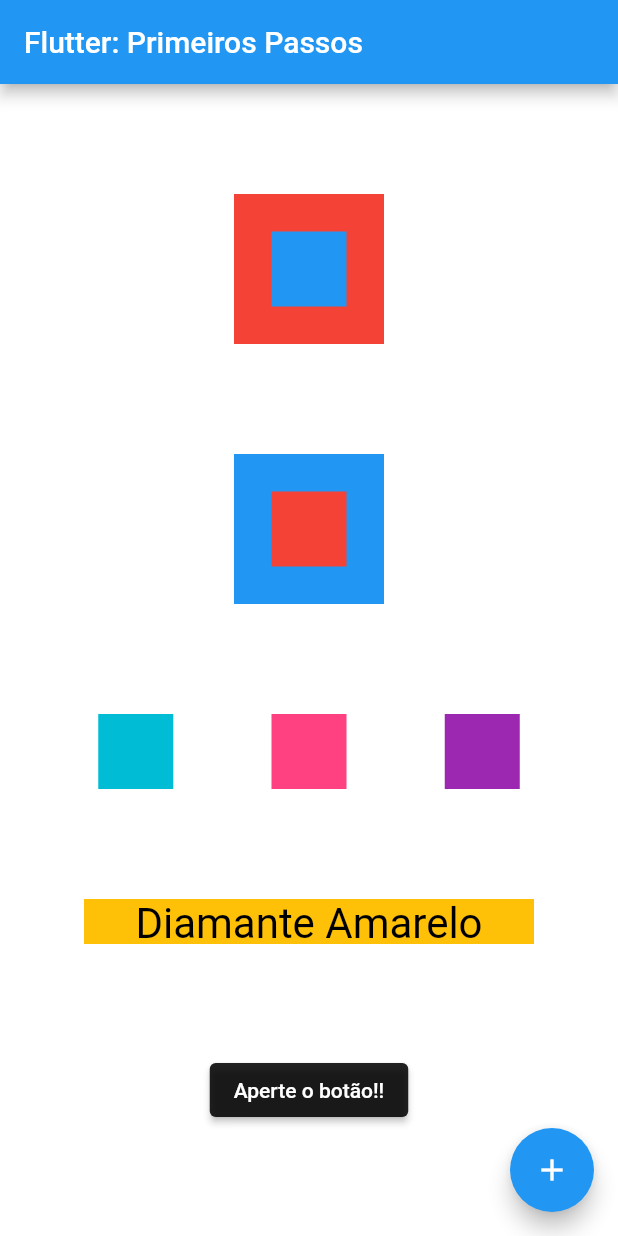
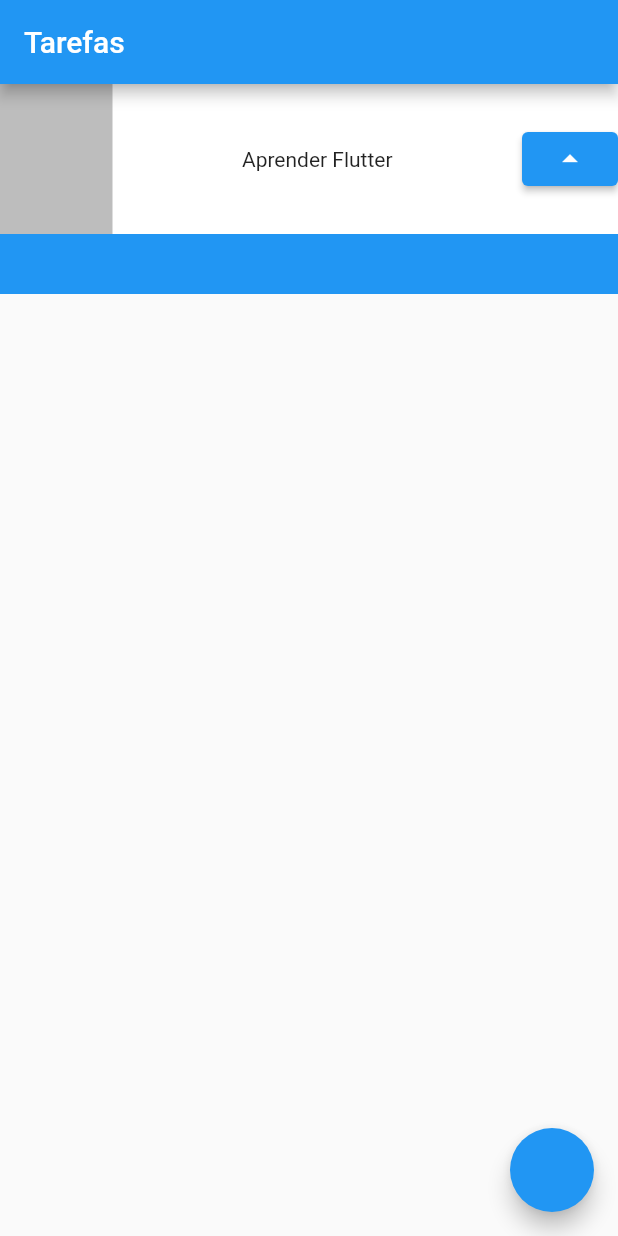
Before and after one commit to Lohuama/Flutter, a Flutter app: the screen it shows after launch, on a phone screen of 412 x 824 dp. Run offline on Flutter 3.47's test engine with Material 2 defaults, Android fonts, the phone set to English and light mode, and no system bars.

Commit message:
implementando layout

```diff
--- a/lib/main.dart
+++ b/lib/main.dart
@@ -17,94 +17,35 @@ class MyApp extends StatelessWidget {
       ),
       home: Scaffold(
         appBar: AppBar(
-          title: const Text('Flutter: Primeiros Passos'),
+          title: Text("Tarefas"),
         ),
         body: Container(
-          color: Colors.white,
-          child: Column(
-            mainAxisAlignment: MainAxisAlignment.spaceEvenly,
-            crossAxisAlignment: CrossAxisAlignment.center,
-            children: [
-              Stack(
-                alignment: AlignmentDirectional.center,
-                children: [
-                  Container(
-                    color: Colors.red,
-                    height: 100,
-                    width: 100,
-                  ),
-                  Container(
-                    color: Colors.blue,
-                    height: 50,
-                    width: 50,
-                  ),
-                ],
-              ),
-              Stack(
-                alignment: AlignmentDirectional.center,
+          child: Stack(
           children: [
             Container(
               color: Colors.blue,
-                    height: 100,
-                    width: 100,
+              height: 140,
             ),
             Container(
-                    color: Colors.red,
-                    height: 50,
-                    width: 50,
-                  ),
-                ],
-              ),
-              Row(
-                mainAxisAlignment: MainAxisAlignment.spaceEvenly,
-                crossAxisAlignment: CrossAxisAlignment.center,
+              color: Colors.white,
+              height: 100,
+              child: Row(
+                mainAxisAlignment: MainAxisAlignment.spaceBetween,
                 children: [
                   Container(
-                    color: Colors.cyan,
-                    height: 50,
-                    width: 50,
+                    color: Colors.black26,
+                    width: 75,
+                    height: 100,
                   ),
-                  Container(
-                    color: Colors.pinkAccent,
-                    height: 50,
-                    width: 50,
-                  ),
-                  Container(
-                    color: Colors.purple,
-                    height: 50,
-                    width: 50,
-                  ),
-                ],
-              ),
-              Container(
-                color: Colors.amber,
-                height: 30,
-                width: 300,
-                child: const Text(
-                  'Diamante Amarelo', // palavra aleatoria
-                  style: TextStyle(
-                    color: Colors.black,
-                    fontSize: 28,
-                  ),
-                  textAlign: TextAlign.center,
-                ),
-              ),
+                  Text("Aprender Flutter"),
                   ElevatedButton(
-                onPressed: () {
-                  print('Você apertou o Botão!');
-                },
-                child: const Text('Aperte o botão!!'),
-                style: ElevatedButton.styleFrom(primary: Colors.black87),
-              )
+                      onPressed: () {}, child: Icon(Icons.arrow_drop_up))
                 ],
               ),
             ),
-        floatingActionButton: FloatingActionButton(
-          onPressed: () {
-            print('Você apertou o FAB!');
-          },
-          child: const Icon(Icons.add),
-        ),
+          ],
+        )),
+        floatingActionButton: FloatingActionButton(onPressed: () {}),
       ),
     );
   }
```
Also changed, not shown: lib/minha_primeira_tela.dart (added, +91 -0 lines). Lines whose indentation alone changed are shown as unchanged.
